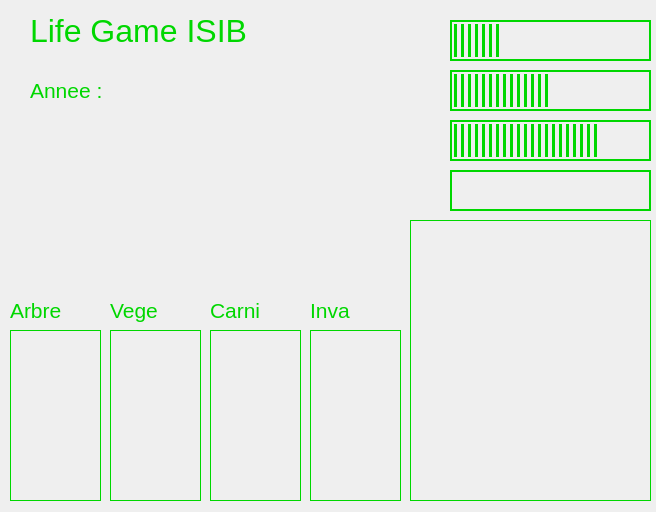
theRedMercury/ISIB_LifeGameClientV1, file mainwindowlifegame.ui: the form before one commit.
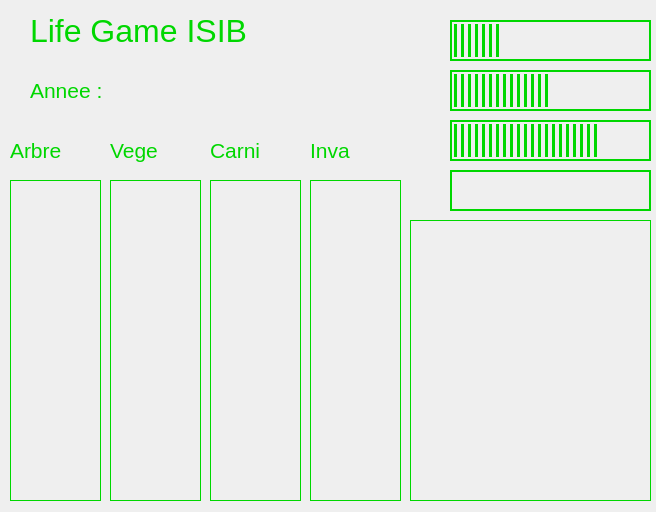
The form after the commit. Icons and pictures are not drawn.

Diff of the .ui file:
```diff
--- a/mainwindowlifegame.ui
+++ b/mainwindowlifegame.ui
@@ -242,9 +242,9 @@
     <property name="geometry">
      <rect>
       <x>10</x>
-      <y>330</y>
+      <y>180</y>
       <width>91</width>
-      <height>171</height>
+      <height>321</height>
      </rect>
     </property>
     <property name="styleSheet">
@@ -268,9 +268,9 @@
     <property name="geometry">
      <rect>
       <x>110</x>
-      <y>330</y>
+      <y>180</y>
       <width>91</width>
-      <height>171</height>
+      <height>321</height>
      </rect>
     </property>
     <property name="styleSheet">
@@ -294,9 +294,9 @@
     <property name="geometry">
      <rect>
       <x>210</x>
-      <y>330</y>
+      <y>180</y>
       <width>91</width>
-      <height>171</height>
+      <height>321</height>
      </rect>
     </property>
     <property name="styleSheet">
@@ -346,9 +346,9 @@
     <property name="geometry">
      <rect>
       <x>310</x>
-      <y>330</y>
+      <y>180</y>
       <width>91</width>
-      <height>171</height>
+      <height>321</height>
      </rect>
     </property>
     <property name="styleSheet">
@@ -372,7 +372,7 @@
     <property name="geometry">
      <rect>
       <x>10</x>
-      <y>290</y>
+      <y>130</y>
       <width>81</width>
       <height>41</height>
      </rect>
@@ -393,7 +393,7 @@
     <property name="geometry">
      <rect>
       <x>110</x>
-      <y>290</y>
+      <y>130</y>
       <width>81</width>
       <height>41</height>
      </rect>
@@ -414,7 +414,7 @@
     <property name="geometry">
      <rect>
       <x>210</x>
-      <y>290</y>
+      <y>130</y>
       <width>81</width>
       <height>41</height>
      </rect>
@@ -435,7 +435,7 @@
     <property name="geometry">
      <rect>
       <x>310</x>
-      <y>290</y>
+      <y>130</y>
       <width>81</width>
       <height>41</height>
      </rect>
```
